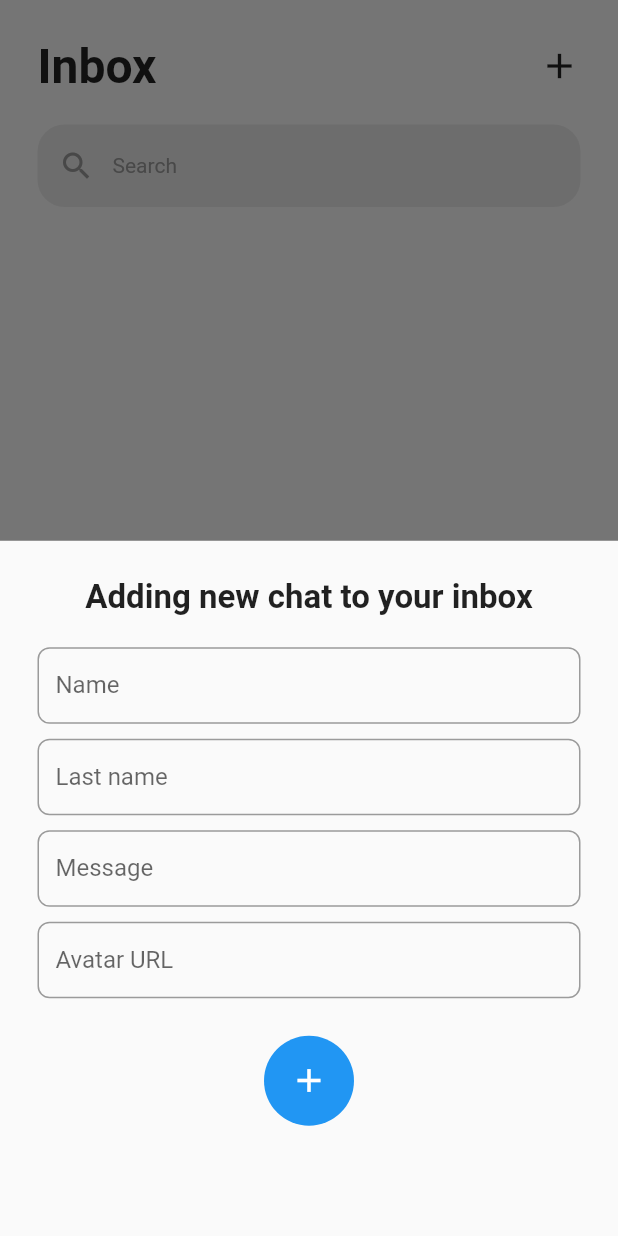
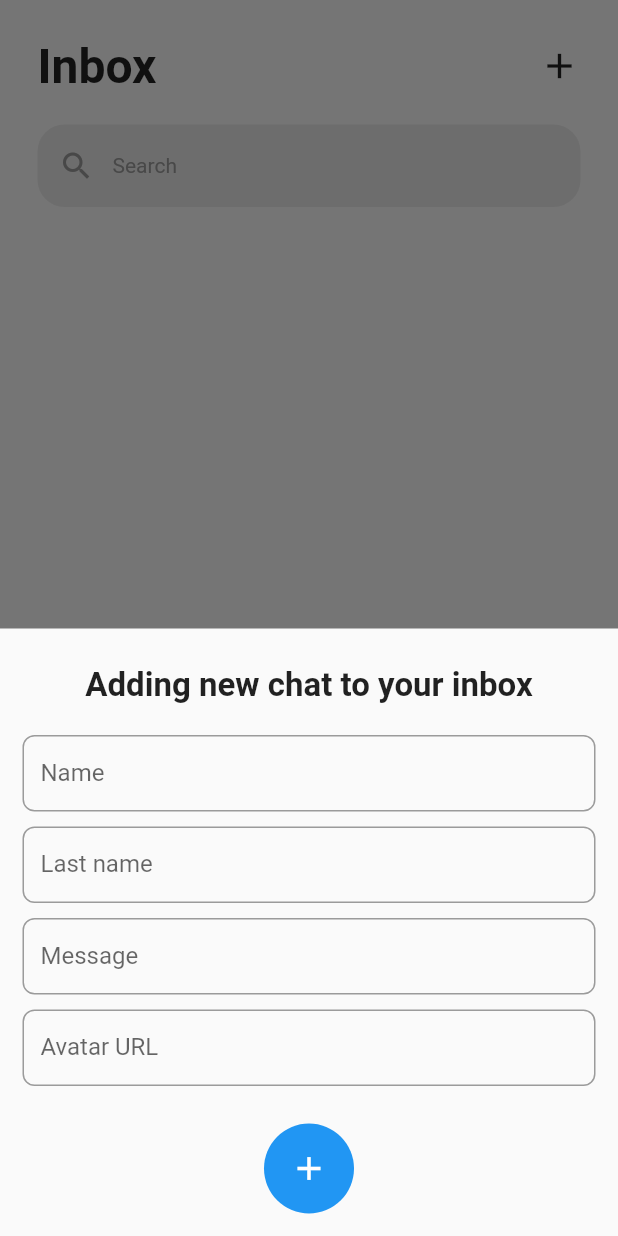
Before and after one commit to BrooitsFeiskJR/Chat-App, a Flutter app: the screen it shows after launch, after a tap on the "add" icon, on a phone screen of 412 x 824 dp. Run offline on Flutter 3.47's test engine with Material 2 defaults, Android fonts, the phone set to English and light mode, and no system bars; our stand-ins replace get.

Commit message:
Fix bug keyboard overload text field

```diff
--- a/lib/features/home/home_screen.dart
+++ b/lib/features/home/home_screen.dart
@@ -11,12 +11,15 @@ class HomeScreen extends GetView<HomeController> {
   @override
   Widget build(BuildContext context) {
     return Scaffold(
-      bottomNavigationBar: BottomNavigationBar(items: const [
-        BottomNavigationBarItem(icon: Icon(Icons.inbox_outlined), label: ""),
-        BottomNavigationBarItem(icon: Icon(Icons.public_outlined), label: ""),
-        BottomNavigationBarItem(icon: Icon(Icons.settings), label: ""),
-      ]),
+      bottomNavigationBar: BottomNavigationBar(
+        items: const [
+          BottomNavigationBarItem(icon: Icon(Icons.inbox_outlined), label: ""),
+          BottomNavigationBarItem(icon: Icon(Icons.public_outlined), label: ""),
+          BottomNavigationBarItem(icon: Icon(Icons.settings), label: ""),
+        ],
+      ),
       backgroundColor: Colors.white,
+      resizeToAvoidBottomInset: true,
       body: SafeArea(
         child: Column(
           children: [
--- a/lib/features/home/widgets/container_modal_add_chat_widget.dart
+++ b/lib/features/home/widgets/container_modal_add_chat_widget.dart
@@ -7,9 +7,8 @@ class AddChatContainer extends GetView<HomeController> {
 
   @override
   Widget build(BuildContext context) {
-    return Padding(
-      padding: const EdgeInsets.all(25.0),
-      child: Column(
+    return Column(
+      mainAxisSize: MainAxisSize.min,
       children: [
         const Text(
           "Adding new chat to your inbox",
@@ -101,7 +100,6 @@ class AddChatContainer extends GetView<HomeController> {
           ),
         )
       ],
-      ),
     );
   }
 
--- a/lib/features/home/widgets/header_widget.dart
+++ b/lib/features/home/widgets/header_widget.dart
@@ -22,10 +22,16 @@ class Header extends GetView<HomeController> {
             ),
             GestureDetector(
               onTap: () => showModalBottomSheet(
+                isScrollControlled: true,
                 context: context,
-                builder: (BuildContext context) {
-                  return const AddChatContainer();
-                },
+                builder: (BuildContext context) => Padding(
+                  padding: EdgeInsets.only(
+                      top: 25,
+                      left: 15,
+                      right: 15,
+                      bottom: MediaQuery.of(context).viewInsets.bottom + 15),
+                  child: const AddChatContainer(),
+                ),
               ),
               child: const Icon(
                 Icons.add,
```
Lines whose indentation alone changed are shown as unchanged.
